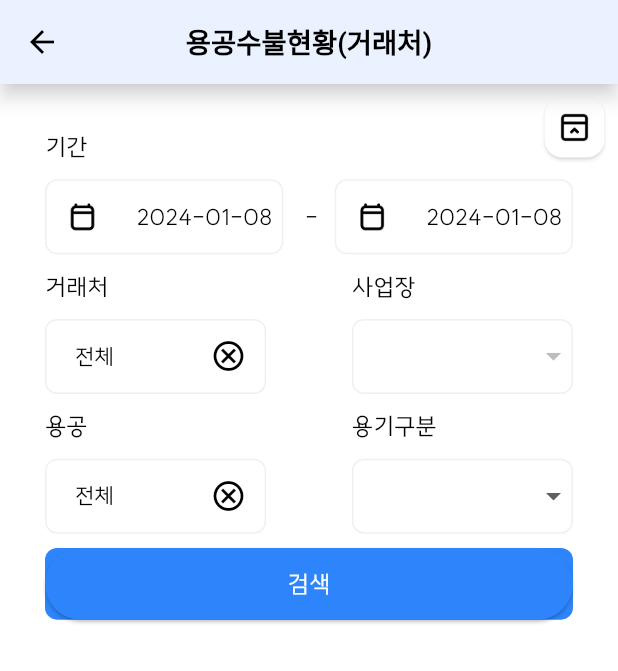
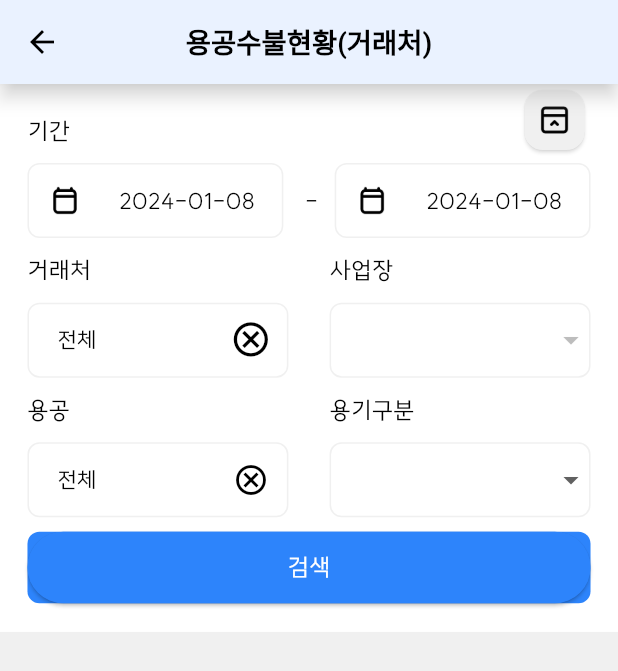
Before and after one commit to Kyeongrak-Choi/bonacamp.misxV2, a Flutter app: the LendReportCustomer screen opened by its route, on a phone screen of 412 x 824 dp. Shown: the top 671 px of the screen. Run offline on Flutter 3.47's test engine with Material 3 defaults, Android fonts, the phone set to English and light mode, and no system bars; our stand-ins replace carousel_slider, curved_navigation_bar, dio, dots_indicator, fl_chart, flutter_screenutil and 8 more; missing offline and left inert: custom_info_window, dialogs, google_maps_cluster_manager, month_year_picker; accounts and stored records are empty; statements that could not run were skipped.

Commit message:
용공수불현황(거래처) 디자인 적용

```diff
--- a/lib/components/common/combobox/option_two_content.dart
+++ b/lib/components/common/combobox/option_two_content.dart
@@ -1,6 +1,7 @@
 import 'package:flutter/material.dart';
 import 'package:flutter_screenutil/flutter_screenutil.dart';
 import 'package:misxV2/components/common/emptyWidget.dart';
+import 'package:misxV2/utils/constants.dart';
 
 class OptionTwoContent extends StatelessWidget {
   Widget firstItem = EmptyWidget();
@@ -16,7 +17,7 @@
     return Row(
       children: [
         Expanded(flex: 1, child: firstItem),
-        SizedBox(width: 50.w),
+        SizedBox(width: BASIC_PADDING * 3.w),
         Expanded(flex: 1, child: secondItem),
       ],
     );
--- a/lib/components/common/dialog/customer/option_dialog_customer.dart
+++ b/lib/components/common/dialog/customer/option_dialog_customer.dart
@@ -57,6 +57,7 @@
                   },
                   icon: Icon(
                     Icons.cancel_outlined,
+                    size: 24.sp,
                   )),
               // Expanded(
               //   flex: 1,
--- a/lib/layouts/common/search_customer_dialog.dart
+++ b/lib/layouts/common/search_customer_dialog.dart
@@ -2,6 +2,7 @@
 import 'package:flutter_screenutil/flutter_screenutil.dart';
 import 'package:get/get.dart';
 import 'package:misxV2/components/common/dialog/customer/search_customer_option.dart';
+import 'package:misxV2/utils/constants.dart';
 
 import '../../components/common/dialog/customer/search_customer_listview.dart';
 
@@ -22,12 +23,11 @@
           ),
           backgroundColor: context.theme.colorScheme.background,
           body: Container(
-            color: context.theme.cardColor,
             child: Center(
               child: Column(
                 children: <Widget>[
                   SearchCustomerOption(),
-                  SizedBox(height: 14.h),
+                  SizedBox(height: BASIC_PADDING.h),
                   Expanded(child: SearchCustomerList()),
                 ],
               ),
--- a/lib/layouts/menu/inventory/lend_report_customer.dart
+++ b/lib/layouts/menu/inventory/lend_report_customer.dart
@@ -2,6 +2,7 @@
 
 import 'package:dio/dio.dart';
 import 'package:flutter/material.dart';
+import 'package:flutter_screenutil/flutter_screenutil.dart';
 import 'package:get/get.dart';
 import 'package:hive/hive.dart';
 import 'package:intl/intl.dart';
@@ -31,25 +32,23 @@
           appBar: AppBar(
               title: Text('menu_sub_lend_report_customer'.tr), actions: []),
           body: Container(
-            color: context.theme.canvasColor,
+            color: context.theme.colorScheme.background,
             child: Stack(
               children: [
-                Padding(
-                  padding: EdgeInsetsDirectional.all(15),
-                  child: Column(
+                Column(
                   children: [
                     Visibility(
                         visible: Get.find<LendReportCustomerController>()
                             .visible
                             .value,
                         child: Container(
-                            decoration: BoxDecoration(
-                              color: context.theme.cardColor,
-                              borderRadius: BorderRadius.circular(15),
-                              shape: BoxShape.rectangle,
-                            ),
+                          color: context.theme.canvasColor,
                           child: Padding(
-                              padding: EdgeInsetsDirectional.all(15),
+                            padding: EdgeInsetsDirectional.fromSTEB(
+                                BASIC_PADDING * 2.w,
+                                BASIC_PADDING * 2.h,
+                                BASIC_PADDING * 2.w,
+                                BASIC_PADDING * 2.h),
                             child: Column(
                               children: [
                                 OptionPeriodPicker(),
@@ -64,31 +63,25 @@
                           ),
                         )),
                     SizedBox(
-                        height: 20,
+                      height: BASIC_PADDING,
                     ),
                     Expanded(
                       child: Container(
-                          decoration: BoxDecoration(
-                            color: context.theme.cardColor,
-                            borderRadius: BorderRadius.circular(15),
-                            shape: BoxShape.rectangle,
-                          ),
-                          child: Padding(
-                            padding:
-                                EdgeInsetsDirectional.fromSTEB(10, 10, 10, 20),
                         child: ListView(
                           children: <Widget>[setChild()],
                         ),
                       ),
                     ),
-                      ),
                   ],
-                  ),
                 ),
                 Align(
                   alignment: Alignment.topRight,
                   child: Padding(
-                    padding: const EdgeInsets.all(5),
+                    padding: EdgeInsetsDirectional.fromSTEB(
+                        0.w,
+                        0.h,
+                        BASIC_PADDING * 2.w,
+                        0.h),
                     child: FloatingActionButton.small(
                       child: OptionBtnVisible(
                           visible: Get.find<LendReportCustomerController>()
@@ -97,8 +90,7 @@
                       onPressed: () {
                         Get.find<LendReportCustomerController>().setVisible();
                       },
-                      splashColor: CommonColors.primary,
-                      backgroundColor: Colors.white,
+                      backgroundColor: context.theme.colorScheme.background,
                       elevation: 1,
                     ),
                   ),
```
Also changed, not shown: lib/components/common/dialog/customer/search_customer_listview.dart (+8 -15 lines), lib/components/common/dialog/customer/search_customer_option.dart (+6 -2 lines), lib/components/common/field/icon_title_field.dart (+6 -3 lines). Lines whose indentation alone changed are shown as unchanged.
